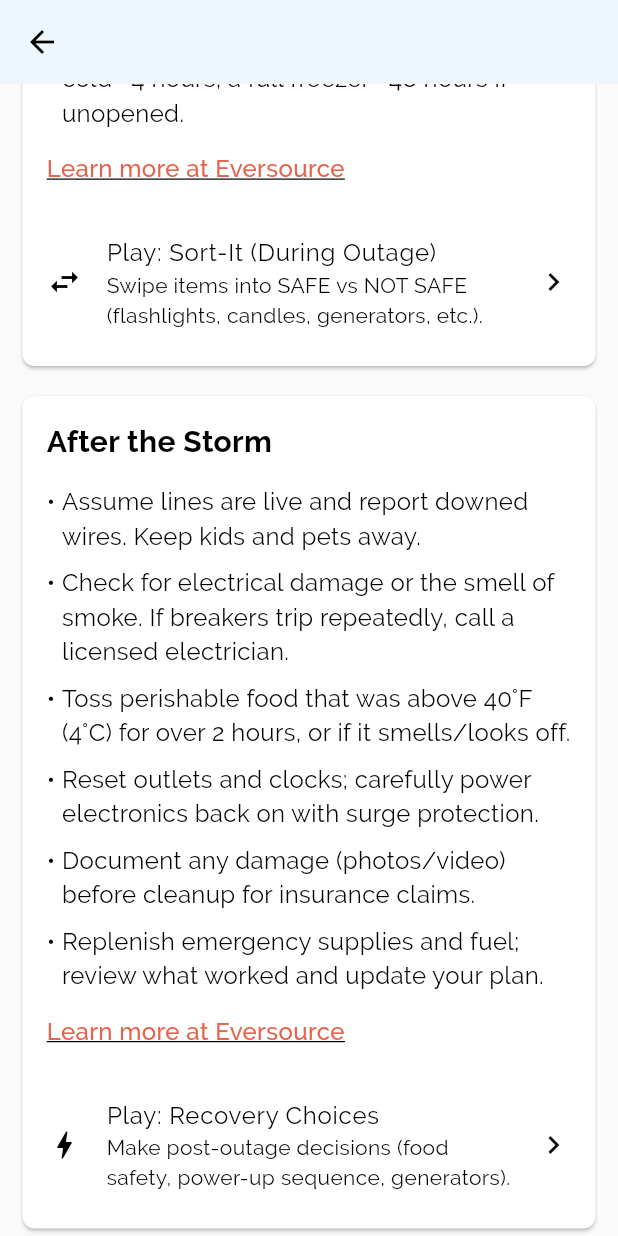
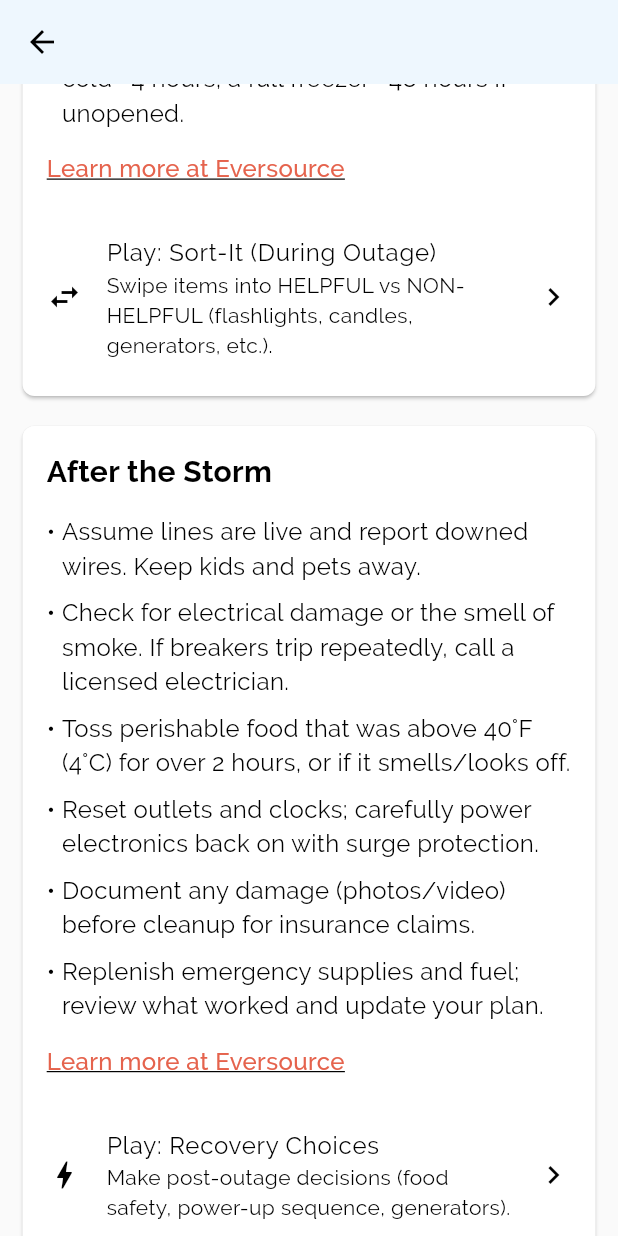
Before and after one commit to littlered964/safer-app, a Flutter app: the PowerOutage screen opened by its route, scrolled down 1152 dp, on a phone screen of 412 x 824 dp. Run offline on Flutter 3.47's test engine with Material 3 defaults, Android fonts, the phone set to English and light mode, and no system bars; our stand-ins replace bloc, device_info_plus, flutter_bloc, flutter_spinbox, flutter_swiper_null_safety, shared_preferences and 1 more; accounts and stored records are empty.

Commit message:
Changed text on power outage page

```diff
--- a/lib/screens/safer_main_menu/power_outage/power_outage.dart
+++ b/lib/screens/safer_main_menu/power_outage/power_outage.dart
@@ -255,7 +255,7 @@ class PowerOutage extends StatelessWidget {
             ctaIcon: Icons.swap_horiz, // or Icons.swipe
             ctaTitle: 'Play: Sort-It (During Outage)',
             ctaSubtitle:
-                'Swipe items into SAFE vs NOT SAFE (flashlights, candles, generators, etc.).',
+                'Swipe items into HELPFUL vs NON-HELPFUL (flashlights, candles, generators, etc.).',
             onPlay: () =>
                 Navigator.pushNamed(context, Routes.duringOutageSort),
           ),
```
